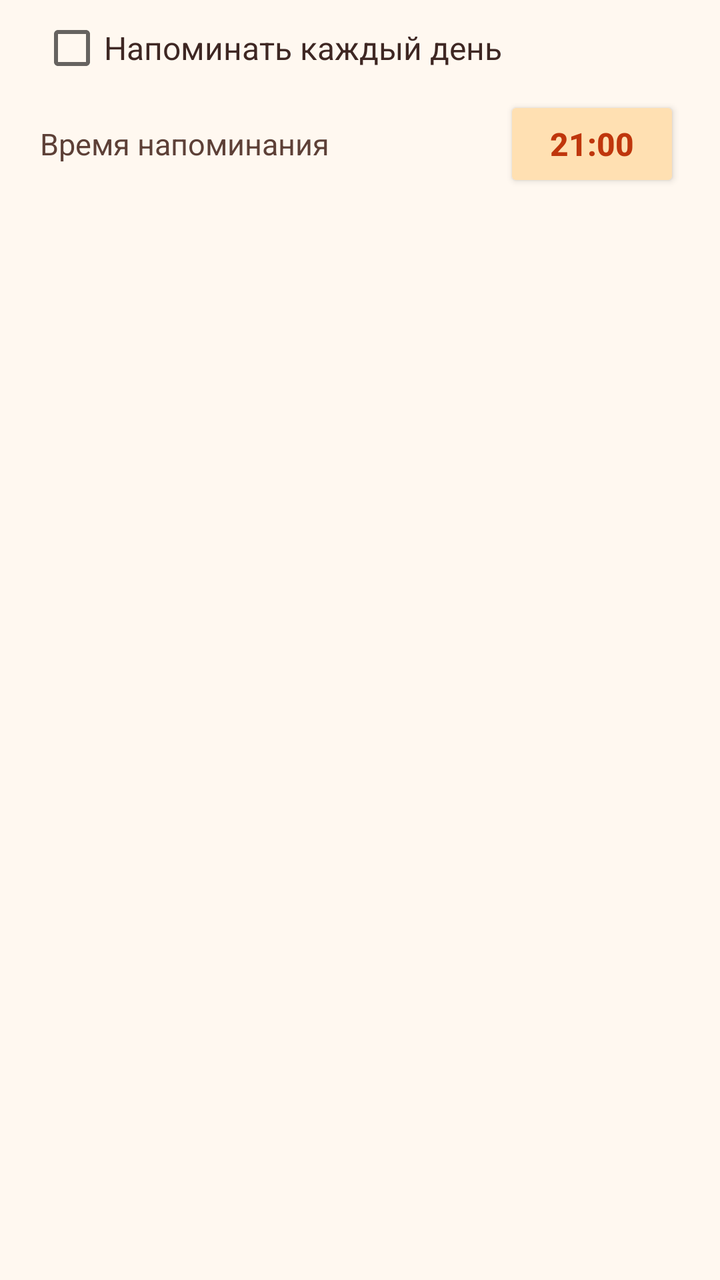
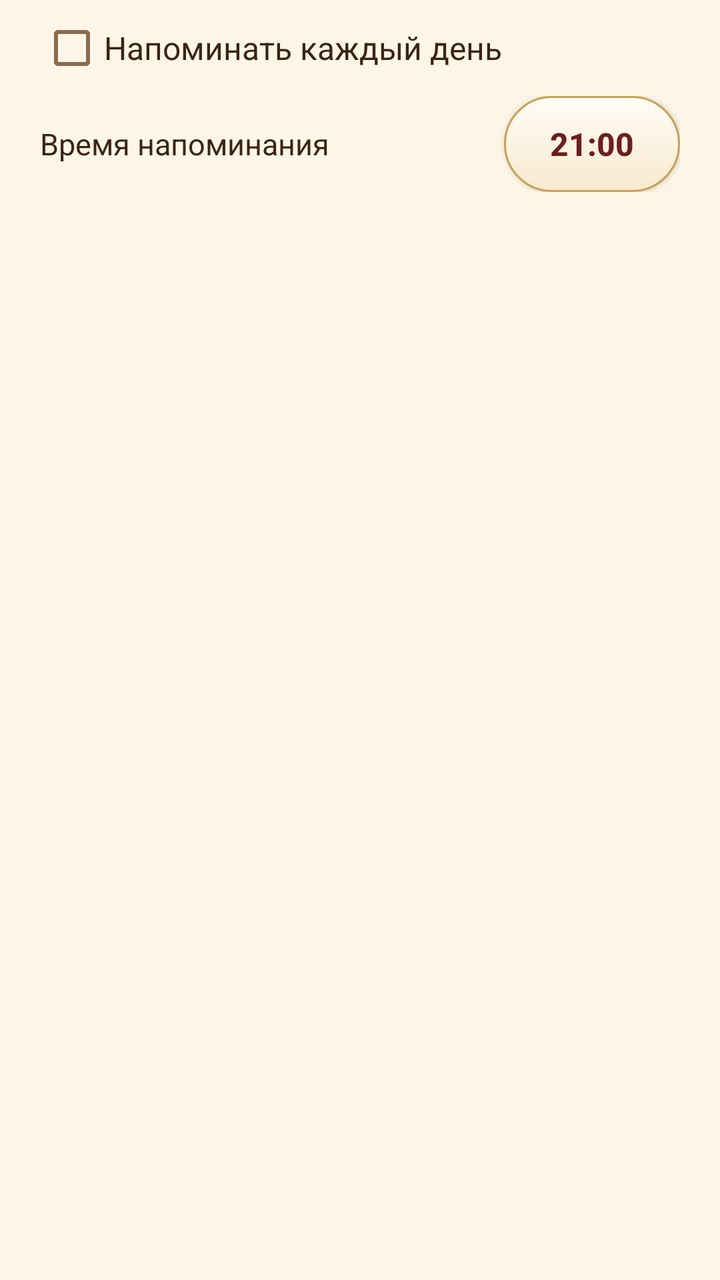

Before-and-after screenshots of an Android layout around one commit, followed by the original layout XML and the change that was made.
<!-- AndroidManifest.xml: application theme AppTheme -->
<!-- res/layout/dialog_reminder.xml -->
<?xml version="1.0" encoding="utf-8"?>
<LinearLayout xmlns:android="http://schemas.android.com/apk/res/android"
    android:layout_width="match_parent"
    android:layout_height="wrap_content"
    android:orientation="vertical"
    android:paddingLeft="20dp"
    android:paddingRight="20dp"
    android:paddingTop="8dp"
    android:paddingBottom="4dp">

    <CheckBox
        android:id="@+id/cbReminderEnabled"
        android:layout_width="match_parent"
        android:layout_height="wrap_content"
        android:text="Напоминать каждый день"
        android:textColor="#3E2723"
        android:textSize="16sp" />

    <LinearLayout
        android:layout_width="match_parent"
        android:layout_height="wrap_content"
        android:orientation="horizontal"
        android:gravity="center_vertical"
        android:layout_marginTop="8dp">

        <TextView
            android:layout_width="0dp"
            android:layout_height="wrap_content"
            android:layout_weight="1"
            android:text="Время напоминания"
            android:textColor="#5D4037"
            android:textSize="15sp" />

        <Button
            android:id="@+id/btnReminderTime"
            android:layout_width="wrap_content"
            android:layout_height="wrap_content"
            android:text="21:00"
            android:textSize="16sp"
            android:textStyle="bold"
            android:backgroundTint="#FFE0B2"
            android:textColor="#BF360C" />
    </LinearLayout>

    <TextView
        android:id="@+id/tvReminderHint"
        android:layout_width="match_parent"
        android:layout_height="wrap_content"
        android:layout_marginTop="8dp"
        android:textColor="#8D6E63"
        android:textSize="13sp"
        android:text="" />
</LinearLayout>
<!-- resources referenced by this layout -->
<resources>
  <style name="AppTheme" parent="@android:style/Theme.Material.Light.NoActionBar">
          <item name="android:colorPrimary">#E65100</item>
          <item name="android:colorPrimaryDark">#BF360C</item>
          <item name="android:colorAccent">#E65100</item>
          <item name="android:windowBackground">#FFF8F0</item>
      </style>
</resources>

<!-- the commit's change to res/layout/dialog_reminder.xml (unified diff, before → after) -->
@@ -13,7 +13,7 @@
         android:layout_width="match_parent"
         android:layout_height="wrap_content"
         android:text="Напоминать каждый день"
-        android:textColor="#3E2723"
+        android:textColor="@color/ink"
         android:textSize="16sp" />
 
     <LinearLayout
@@ -28,7 +28,7 @@
             android:layout_height="wrap_content"
             android:layout_weight="1"
             android:text="Время напоминания"
-            android:textColor="#5D4037"
+            android:textColor="@color/ink"
             android:textSize="15sp" />
 
         <Button
@@ -38,8 +38,8 @@
             android:text="21:00"
             android:textSize="16sp"
             android:textStyle="bold"
-            android:backgroundTint="#FFE0B2"
-            android:textColor="#BF360C" />
+            android:background="@drawable/btn_gold"
+            android:textColor="@color/maroon" />
     </LinearLayout>
 
     <TextView
@@ -47,7 +47,7 @@
         android:layout_width="match_parent"
         android:layout_height="wrap_content"
         android:layout_marginTop="8dp"
-        android:textColor="#8D6E63"
+        android:textColor="@color/ink_soft"
         android:textSize="13sp"
         android:text="" />
 </LinearLayout>
<!-- resource entries referenced after the edit -->
@@ -1,10 +1,28 @@
 <!-- resources referenced by this layout -->
 <resources>
+  <color name="ink">#3B2416</color>
+  <color name="ink_soft">#8A6A52</color>
+  <color name="maroon">#6B1F1F</color>
+  <!-- drawable btn_gold (drawable) -->
+  <?xml version="1.0" encoding="utf-8"?>
+  <shape xmlns:android="http://schemas.android.com/apk/res/android"
+      android:shape="rectangle">
+      <gradient
+          android:angle="270"
+          android:startColor="#FFFDF7"
+          android:endColor="#F7E9CE" />
+      <corners android:radius="24dp" />
+      <stroke
+          android:width="1dp"
+          android:color="#C8A15A" />
+  </shape>
   <style name="AppTheme" parent="@android:style/Theme.Material.Light.NoActionBar">
-          <item name="android:colorPrimary">#E65100</item>
-          <item name="android:colorPrimaryDark">#BF360C</item>
-          <item name="android:colorAccent">#E65100</item>
-          <item name="android:windowBackground">#FFF8F0</item>
+          <item name="android:colorPrimary">#C1440E</item>
+          <item name="android:colorPrimaryDark">#8C2E08</item>
+          <item name="android:colorAccent">#C8A15A</item>
+          <item name="android:windowBackground">#FDF6E6</item>
+          <item name="android:textColorPrimary">#3B2416</item>
+          <item name="android:textColorSecondary">#8A6A52</item>
       </style>
 </resources>
 
